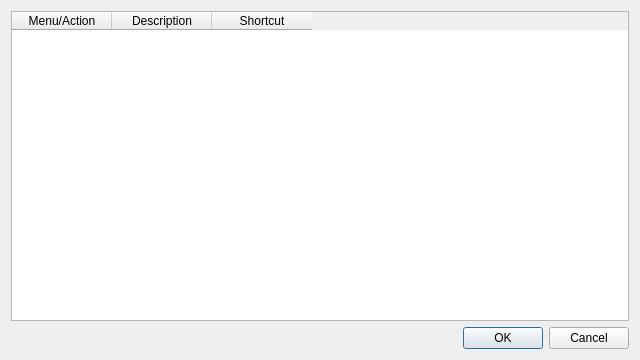
Old version of the form src/qtractorShortcutForm.ui in the repository rncbc/qtractor.
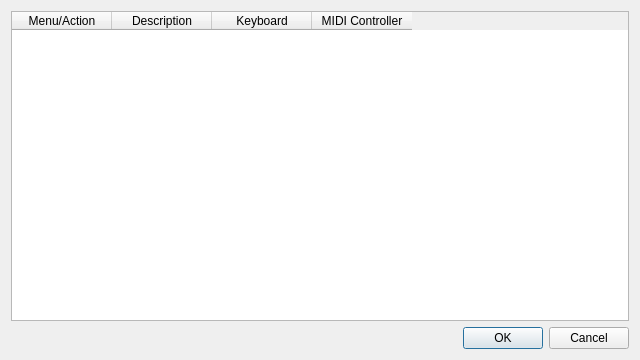
New version of the form. Icons and pictures are not drawn.

Commit message: - Introducing a brand new QAction:MidiObserver map. (9)

The edit to the form file:
```diff
--- a/src/qtractorShortcutForm.ui
+++ b/src/qtractorShortcutForm.ui
@@ -57,7 +57,7 @@
       <enum>QAbstractItemView::SelectRows</enum>
      </property>
      <property name="columnCount" >
-      <number>3</number>
+      <number>4</number>
      </property>
      <column>
       <property name="text" >
@@ -71,7 +71,12 @@
      </column>
      <column>
       <property name="text" >
-       <string>Shortcut</string>
+       <string>Keyboard</string>
+      </property>
+     </column>
+     <column>
+      <property name="text" >
+       <string>MIDI Controller</string>
       </property>
      </column>
     </widget>
```
Left out of the diff: 2 changed lines with no effect on the pictures. The commit also changes 5 other files.
